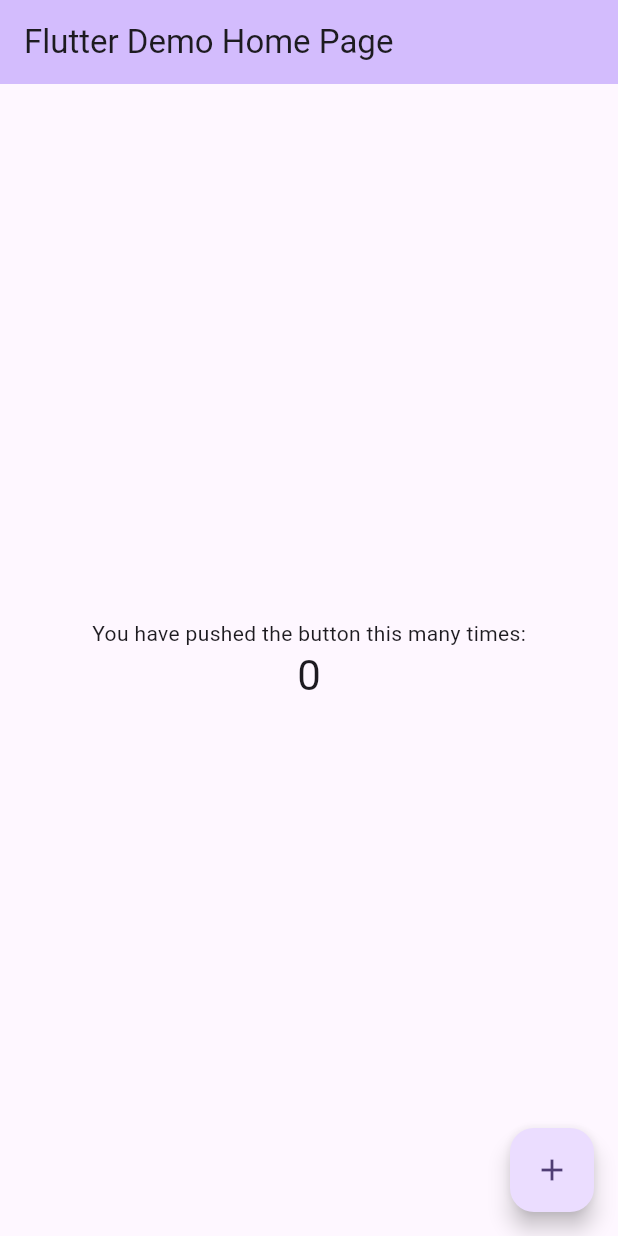
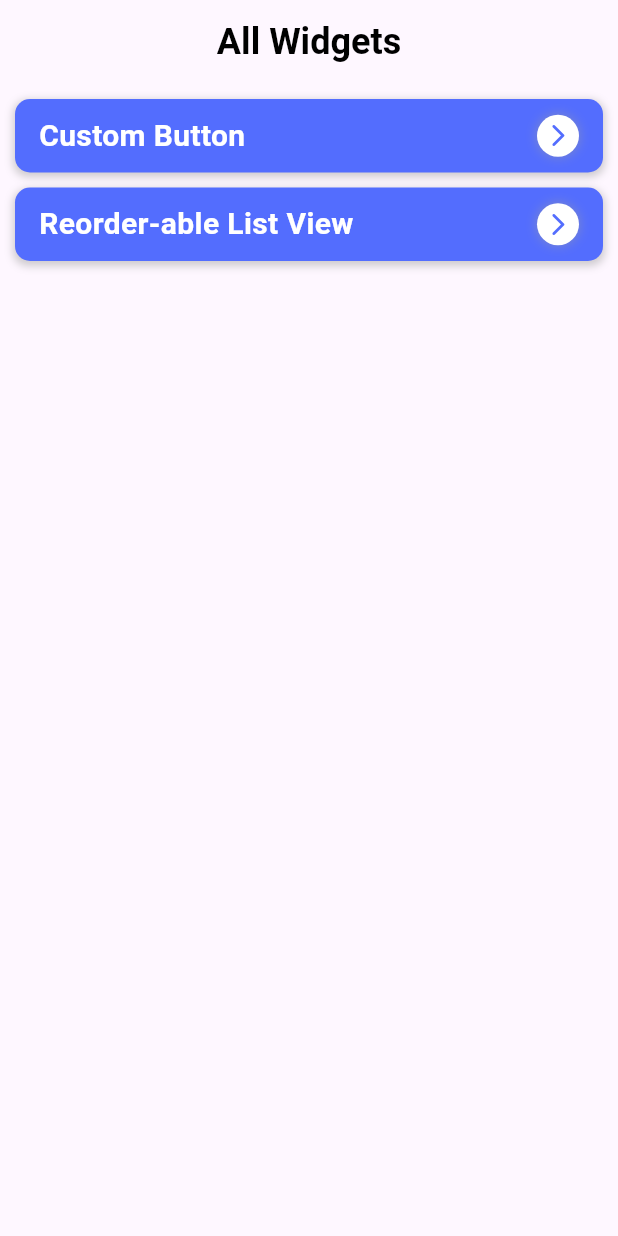
Before and after one commit to mahedi-bs23/flutter_widgets, a Flutter app: the screen it shows after launch, on a phone screen of 412 x 824 dp. Run offline on Flutter 3.47's test engine with Material 3 defaults, Android fonts, the phone set to English and light mode, and no system bars.

Commit message:
added new two pages

```diff
--- /dev/null
+++ b/lib/app/app_view_model.dart
@@ -0,0 +1,16 @@
+import 'package:flutter/material.dart';
+import 'package:flutter_widget/models/app_state.dart';
+import 'package:flutter_widget/navigation/app_pages.dart';
+
+class AppViewModel extends ValueNotifier<AppState> {
+  AppViewModel() : super(AppState(currentPage: AppPage.home));
+
+  void goToPage(AppPage page) {
+    try {
+      value = AppState(currentPage: page);
+    } catch (e) {
+      value = AppState(currentPage: AppPage.unknown);
+    }
+    notifyListeners();
+  }
+}
--- /dev/null
+++ b/lib/feature/home/home_view.dart
@@ -0,0 +1,109 @@
+import 'package:flutter/material.dart';
+import 'package:flutter_widget/app/app_view_model.dart';
+import 'package:flutter_widget/feature/custom_button/custom_button_view.dart';
+import 'package:flutter_widget/feature/home/home_view_model.dart';
+import 'package:flutter_widget/models/widget_list_model.dart';
+import 'package:flutter_widget/navigation/app_pages.dart';
+
+class HomePage extends StatelessWidget {
+  final AppViewModel appViewModel;
+
+  const HomePage({required this.appViewModel});
+
+  @override
+  Widget build(BuildContext context) {
+    HomeViewModel homeViewModel = HomeViewModel();
+    return Scaffold(
+      appBar: AppBar(
+        title: const Text(
+          'All Widgets',
+          style: TextStyle(
+            color: Colors.black,
+            fontWeight: FontWeight.w600,
+            fontSize: 24,
+          ),
+        ),
+        centerTitle: true,
+      ),
+      body: ValueListenableBuilder<List<WidgetListModel>>(
+        valueListenable: homeViewModel.pages,
+        builder: (context, pages, child) {
+          return ListView.separated(
+            padding: EdgeInsets.all(10),
+            itemCount: pages.length,
+            itemBuilder: (context, index) {
+              final pageItem = pages[index];
+              return GestureDetector(
+                onTap: () {
+                  Navigator.push(
+                    context,
+                    MaterialPageRoute(
+                      builder: (context) => pageItem.page,
+                    ),
+                  );
+                },
+                child: Container(
+                  padding:
+                      const EdgeInsets.symmetric(horizontal: 16, vertical: 10),
+                  decoration: BoxDecoration(
+                    color: Colors.indigoAccent.shade200,
+                    borderRadius: BorderRadius.circular(10),
+                    boxShadow: [
+                        BoxShadow(
+                          color: Colors.grey.withOpacity(0.5), // Shadow color
+                          spreadRadius: 1,  // How far the shadow spreads
+                          blurRadius: 4,    // How blurry the shadow is
+                          offset: Offset(0, 2), // Position of the shadow (x, y)
+                        )
+                      ]
+                  ),
+                  child: Row(
+                    children: [
+                      Text(
+                        pageItem.name,
+                        style: TextStyle(
+                          color: Colors.white,
+                          fontSize: 20,
+                          fontWeight: FontWeight.w600,
+                        ),
+                      ),
+                      const Spacer(),
+                      Container(
+                        padding:
+                        const EdgeInsets.all(5),
+                        decoration: BoxDecoration(
+                            color: Colors.white,
+                            borderRadius: BorderRadius.circular(100),
+                            //shape: BoxShape.circle,
+                            boxShadow: [
+                              BoxShadow(
+                                color: Colors.grey.withOpacity(0.5), // Shadow color
+                                spreadRadius: 0.5,  // How far the shadow spreads
+                                blurRadius: 5,    // How blurry the shadow is
+                                offset: const Offset(0, 0), // Position of the shadow (x, y)
+                              )
+                            ]
+                        ),
+                        child: Icon(
+                          Icons.arrow_forward_ios_rounded,
+                          color: Colors.indigoAccent.shade200,
+                          size: 18,
+
+                        ),
+                      ),
+                    ],
+                  ),
+                ),
+              );
+            },
+            separatorBuilder: (BuildContext context, int index) {
+              return SizedBox(
+                height: 10,
+              );
+            },
+          );
+        },
+      ),
+    );
+  }
+}
--- /dev/null
+++ b/lib/feature/home/home_view_model.dart
@@ -0,0 +1,19 @@
+import 'package:flutter/cupertino.dart';
+import 'package:flutter/material.dart';
+import 'package:flutter_widget/feature/custom_button/custom_button_view.dart';
+import 'package:flutter_widget/models/widget_list_model.dart';
+
+class HomeViewModel {
+  final List<String> widgetsList = [
+    'Custom Button',
+  ];
+
+  ValueNotifier<List<WidgetListModel>> pages =
+      ValueNotifier<List<WidgetListModel>>(
+    [
+      WidgetListModel(name: "Custom Button", page: const CustomButtonView()),
+      WidgetListModel(
+          name: "Reorder-able List View", page: const CustomScrollView()),
+    ],
+  );
+}
--- a/lib/main.dart
+++ b/lib/main.dart
@@ -1,110 +1,23 @@
+// main.dart
 import 'package:flutter/material.dart';
+import 'app/app_view_model.dart';
+import 'navigation/router_delegate.dart';
 
 void main() {
-  runApp(const MyApp());
+  runApp(MyApp());
 }
 
 class MyApp extends StatelessWidget {
-  const MyApp({super.key});
+  final AppViewModel appViewModel = AppViewModel();
 
-  // This widget is the root of your application.
+  MyApp({super.key});
+
   @override
   Widget build(BuildContext context) {
-    return MaterialApp(
-      title: 'Flutter',
-      theme: ThemeData(
-        colorScheme: ColorScheme.fromSeed(seedColor: Colors.deepPurple),
-        useMaterial3: true,
-      ),
-      home: const MyHomePage(title: 'Flutter Demo Home Page'),
+    return MaterialApp.router(
+      title: 'Navigation 2.0 with MVVM',
+      routerDelegate: MyRouterDelegate(appViewModel),
+      //routeInformationParser: MyRouteInformationParser(),
     );
   }
 }
-
-class MyHomePage extends StatefulWidget {
-  const MyHomePage({super.key, required this.title});
-
-  // This widget is the home page of your application. It is stateful, meaning
-  // that it has a State object (defined below) that contains fields that affect
-  // how it looks.
-
-  // This class is the configuration for the state. It holds the values (in this
-  // case the title) provided by the parent (in this case the App widget) and
-  // used by the build method of the State. Fields in a Widget subclass are
-  // always marked "final".
-
-  final String title;
-
-  @override
-  State<MyHomePage> createState() => _MyHomePageState();
-}
-
-class _MyHomePageState extends State<MyHomePage> {
-  int _counter = 0;
-
-  void _incrementCounter() {
-    setState(() {
-      // This call to setState tells the Flutter framework that something has
-      // changed in this State, which causes it to rerun the build method below
-      // so that the display can reflect the updated values. If we changed
-      // _counter without calling setState(), then the build method would not be
-      // called again, and so nothing would appear to happen.
-      _counter++;
-    });
-  }
-
-  @override
-  Widget build(BuildContext context) {
-    // This method is rerun every time setState is called, for instance as done
-    // by the _incrementCounter method above.
-    //
-    // The Flutter framework has been optimized to make rerunning build methods
-    // fast, so that you can just rebuild anything that needs updating rather
-    // than having to individually change instances of widgets.
-    return Scaffold(
-      appBar: AppBar(
-        // TRY THIS: Try changing the color here to a specific color (to
-        // Colors.amber, perhaps?) and trigger a hot reload to see the AppBar
-        // change color while the other colors stay the same.
-        backgroundColor: Theme.of(context).colorScheme.inversePrimary,
-        // Here we take the value from the MyHomePage object that was created by
-        // the App.build method, and use it to set our appbar title.
-        title: Text(widget.title),
-      ),
-      body: Center(
-        // Center is a layout widget. It takes a single child and positions it
-        // in the middle of the parent.
-        child: Column(
-          // Column is also a layout widget. It takes a list of children and
-          // arranges them vertically. By default, it sizes itself to fit its
-          // children horizontally, and tries to be as tall as its parent.
-          //
-          // Column has various properties to control how it sizes itself and
-          // how it positions its children. Here we use mainAxisAlignment to
-          // center the children vertically; the main axis here is the vertical
-          // axis because Columns are vertical (the cross axis would be
-          // horizontal).
-          //
-          // TRY THIS: Invoke "debug painting" (choose the "Toggle Debug Paint"
-          // action in the IDE, or press "p" in the console), to see the
-          // wireframe for each widget.
-          mainAxisAlignment: MainAxisAlignment.center,
-          children: <Widget>[
-            const Text(
-              'You have pushed the button this many times:',
-            ),
-            Text(
-              '$_counter',
-              style: Theme.of(context).textTheme.headlineMedium,
-            ),
-          ],
-        ),
-      ),
-      floatingActionButton: FloatingActionButton(
-        onPressed: _incrementCounter,
-        tooltip: 'Increment',
-        child: const Icon(Icons.add),
-      ), // This trailing comma makes auto-formatting nicer for build methods.
-    );
-  }
-}
--- /dev/null
+++ b/lib/models/app_state.dart
@@ -0,0 +1,9 @@
+
+import 'package:flutter_widget/navigation/app_pages.dart';
+
+
+class AppState {
+  AppPage currentPage;
+
+  AppState({required this.currentPage});
+}
--- /dev/null
+++ b/lib/models/widget_list_model.dart
@@ -0,0 +1,8 @@
+import 'package:flutter/cupertino.dart';
+
+class WidgetListModel {
+  final String name;
+  final Widget page;
+
+  WidgetListModel({required this.name, required this.page});
+}
```
Also changed, not shown: lib/common/widgets/custom_scroll_view.dart (added, +24 -0 lines), lib/feature/custom_button/custom_button_view.dart (added, +24 -0 lines), lib/feature/custom_scrolling_widget/custom_scrolling_view.dart (added, +17 -0 lines), lib/feature/default/default_view.dart (added, +19 -0 lines), lib/navigation/app_pages.dart (added, +17 -0 lines), lib/navigation/route_information_parser.dart (added, +43 -0 lines), lib/navigation/router_delegate.dart (added, +48 -0 lines), lib/feature/custom_button/custom_button_viewmodel.dart (added), lib/feature/custom_scrolling_widget/custom_scroling_viewmodel.dart (added), 1 other file.
